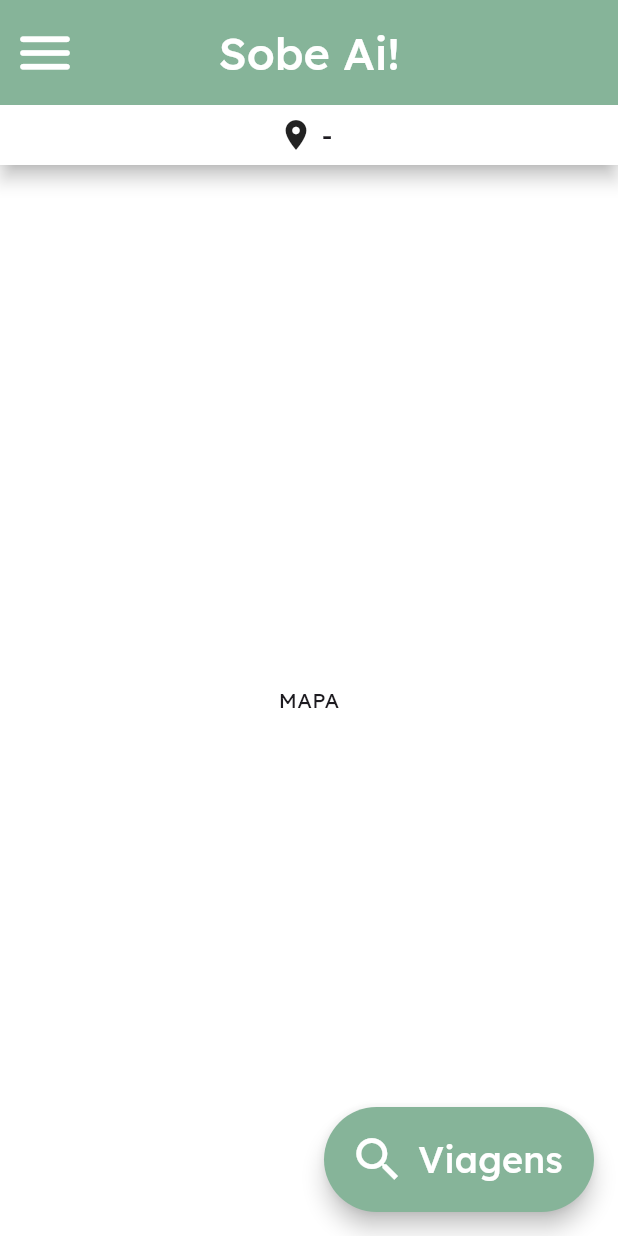
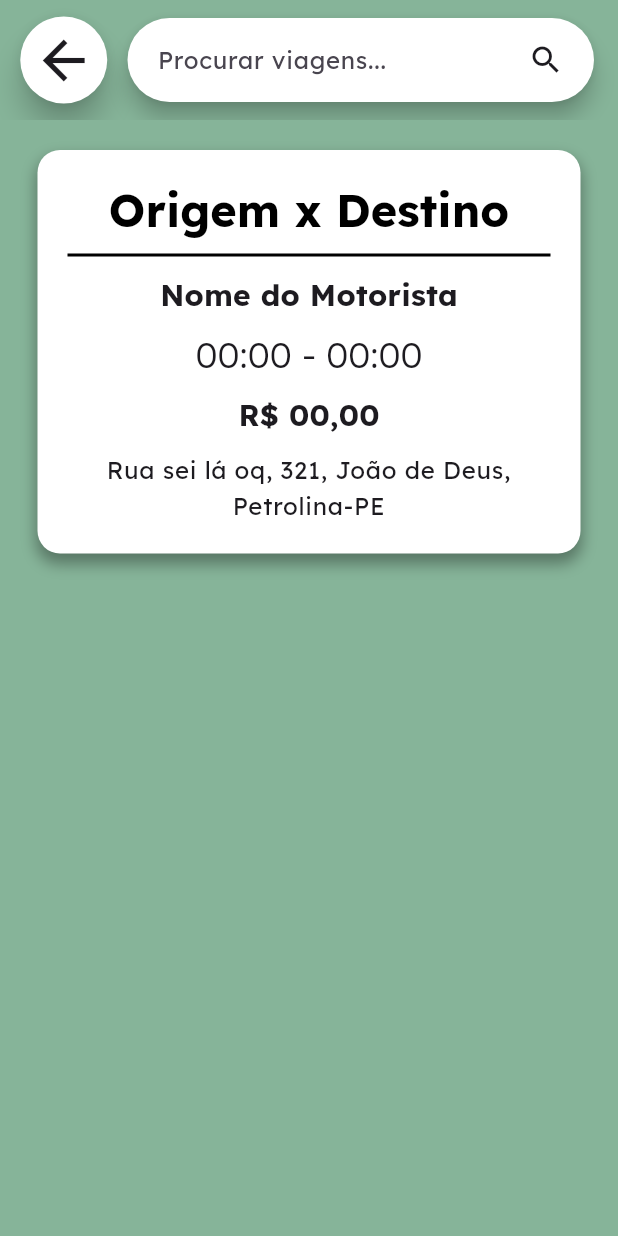
Before and after one commit to giovanabim/sobe-ai, a Flutter app: the HomeScreen screen opened by its route, after a tap on "Viagens", on a phone screen of 412 x 824 dp. Run offline on Flutter 3.47's test engine with Material 3 defaults, Android fonts, the phone set to English and light mode, and no system bars; our stand-ins replace go_router.

Commit message:
Adição da Página de Pesquisa, Falta a lógica

```diff
--- a/lib/main.dart
+++ b/lib/main.dart
@@ -1,6 +1,7 @@
 import 'package:flutter/material.dart';
 import 'package:provider/provider.dart'; // importando pacote provider para mander estado de variáveis
 import 'package:go_router/go_router.dart'; // importando pacote go_router para navegar em telas
+import 'package:sobe_ai/screens/procurar_viagens_screen.dart';
 
 import 'providers/user_provider.dart';
 import 'screens/inicial_screen.dart'; // tela inicial
@@ -27,7 +28,11 @@ class MainApp extends StatelessWidget {
       ),
       GoRoute(
         path: '/home',
-        builder: (context, state) => const HomeScreen(), // classe da página da rota
+        builder: (context, state) => const HomeScreen(),
+      ),
+      GoRoute(
+        path: '/procurar',
+        builder: (context, state) => const ProcurarViagensScreen(),
       ),
       // repetir a mesma estrutura para outras rotas
     ]
@@ -59,6 +64,14 @@ class MainApp extends StatelessWidget {
           headlineSmall: TextStyle(
             fontSize: 18,
           ),
+          titleMedium: TextStyle(
+            fontSize: 20,
+            fontWeight: FontWeight(700)
+          ),
+          titleLarge: TextStyle(
+            fontSize: 24,
+            fontWeight: FontWeight(300)
+          )
         ),
       ),
     );
--- a/lib/screens/home_screen.dart
+++ b/lib/screens/home_screen.dart
@@ -1,5 +1,4 @@
 import 'package:flutter/material.dart';
-import 'package:flutter/services.dart';
 import 'package:provider/provider.dart';
 import 'package:go_router/go_router.dart';
 import '../providers/user_provider.dart';
@@ -12,7 +11,6 @@ class HomeScreen extends StatefulWidget {
 }
 
 class _HomeScreenState extends State<HomeScreen> {
-
   @override
   Widget build(BuildContext context) {
     final userProvider = Provider.of<UserProvider>(context); // para a integração do google maps, posição do user
@@ -25,6 +23,7 @@ class _HomeScreenState extends State<HomeScreen> {
         shadowColor: const Color(0xFF000000), // cor da sombra da appbar
         surfaceTintColor: Colors.transparent, // desativa o efeito de escurecer a cor de fundo
 
+        leadingWidth: 70,
         leading: IconButton( // icone antes do titulo
           icon: const Icon(Icons.menu_rounded),
           iconSize: 44,
@@ -82,7 +81,7 @@ class _HomeScreenState extends State<HomeScreen> {
             color: Colors.white,
             size: 38,
           ),
-          onPressed: () {}, // * ir para página de busca
+          onPressed: () {context.go('/procurar');},
         ),
       ),
     );
--- /dev/null
+++ b/lib/screens/procurar_viagens_screen.dart
@@ -0,0 +1,120 @@
+import 'package:flutter/material.dart';
+import 'package:provider/provider.dart';
+import 'package:go_router/go_router.dart';
+
+class ProcurarViagensScreen extends StatefulWidget {
+  const ProcurarViagensScreen({super.key});
+
+  @override
+  State<ProcurarViagensScreen> createState() => _ProcurarViagensScreenState();
+}
+
+class _ProcurarViagensScreenState extends State<ProcurarViagensScreen> {
+  final TextEditingController _pesquisa = TextEditingController();
+
+  @override
+  Widget build(BuildContext context) {
+    // final motoristaProvider... -> Para aparecer as viagens
+
+    return Scaffold(
+      backgroundColor: Theme.of(context).primaryColor,
+      appBar: AppBar( // * AppBar
+        toolbarHeight: 80,
+        backgroundColor: Theme.of(context).primaryColor,
+
+        titleSpacing: 0, // remove o espaçamento entre o title e o leading
+        leadingWidth: 85, // aumenta o tamanho do leading
+        leading: IconButton( // * Botão de Voltar para Home
+          onPressed: () {context.go('/home');},
+          icon: Icon(
+            Icons.arrow_back,
+            size: 42,
+          ),
+
+          style: ButtonStyle(
+            backgroundColor: WidgetStatePropertyAll(Colors.white),
+            elevation: WidgetStatePropertyAll(8.0),
+            shadowColor: WidgetStatePropertyAll(Colors.black)
+        //  side: WidgetStatePropertyAll(BorderSide( -> como adicionar borda (Só para referência futura)
+        //    color: Colors.black,
+        //    width: 2.0
+        //  )),
+          ),
+        ),
+
+        title: Padding( // * Barra de Pesquisa
+          padding: EdgeInsets.only(right: 16.0),
+          child: SearchBar(
+            controller: _pesquisa,
+            hintText: "Procurar viagens...",
+
+            backgroundColor: const WidgetStatePropertyAll(Colors.white),
+            padding: const WidgetStatePropertyAll(EdgeInsets.only( // define o padding dentro da searchbar
+              left: 10.0, right: 20.0,)
+            ),
+            trailing: [
+              Icon(Icons.search),
+            ],
+            onChanged: (_) => setState(() {}),
+          ),
+        ),
+      ),
+      body: Center( // * Body -> [Center(Padding(Column(Container(Conteúdos da viagem))))]
+        child: Padding(
+          padding: EdgeInsets.only(left: 25, right: 25, top: 20, bottom: 20),
+          child: Column(
+            spacing: 10,
+            children: [
+              Container( // * Template para viagens
+                constraints: const BoxConstraints( // Tamanho
+                  minHeight: 200,
+                ),
+                width: double.infinity,
+
+                decoration: BoxDecoration( // Estilo
+                  borderRadius: BorderRadius.circular(15.0),
+                  color: Colors.white,
+                  boxShadow: [ // para adicionar sombra no container
+                    BoxShadow(
+                      color: const Color(0x57000000),
+                      spreadRadius: 1,
+                      blurRadius: 8,
+                      offset: const Offset(0, 6)
+                    ),
+                  ]
+                ),
+
+                child: Padding( // Conteúdo
+                  padding: EdgeInsets.all(20),
+                  child: Column(
+                    spacing: 10,
+                    children: [
+                      Text( // Localidade
+                        "Origem x Destino",
+                        style: Theme.of(context).textTheme.headlineMedium?.copyWith( // copyWith para adicionar um estilo diferente do ThemeData
+                          color: Colors.black,
+                          fontWeight: FontWeight(700),
+                        ),
+                      ),
+                      Container( // Linha separadora
+                        height: 2,
+                        color: Colors.black,
+                      ),
+                      Text("Nome do Motorista", style: Theme.of(context).textTheme.titleMedium,),
+                      Text("00:00 - 00:00", style: Theme.of(context).textTheme.titleLarge,),
+                      Text("R\$ 00,00", style: Theme.of(context).textTheme.titleMedium,),
+                      Text("Rua sei lá oq, 321, João de Deus, Petrolina-PE",
+                        style: Theme.of(context).textTheme.bodyLarge,
+                        textAlign: TextAlign.center,
+                      )
+                    ],
+                  ),
+                ),
+              )
+            ],
+          ),
+        ),
+      ),
+    );
+  }
+}
```
